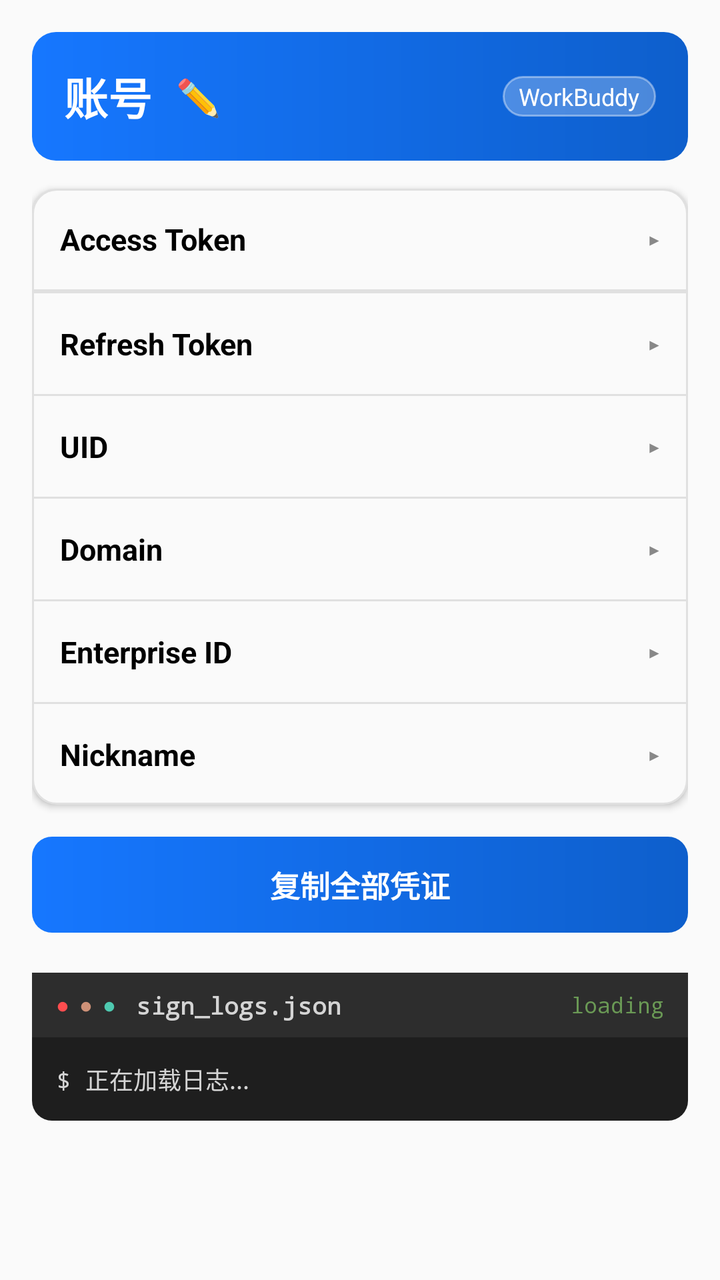
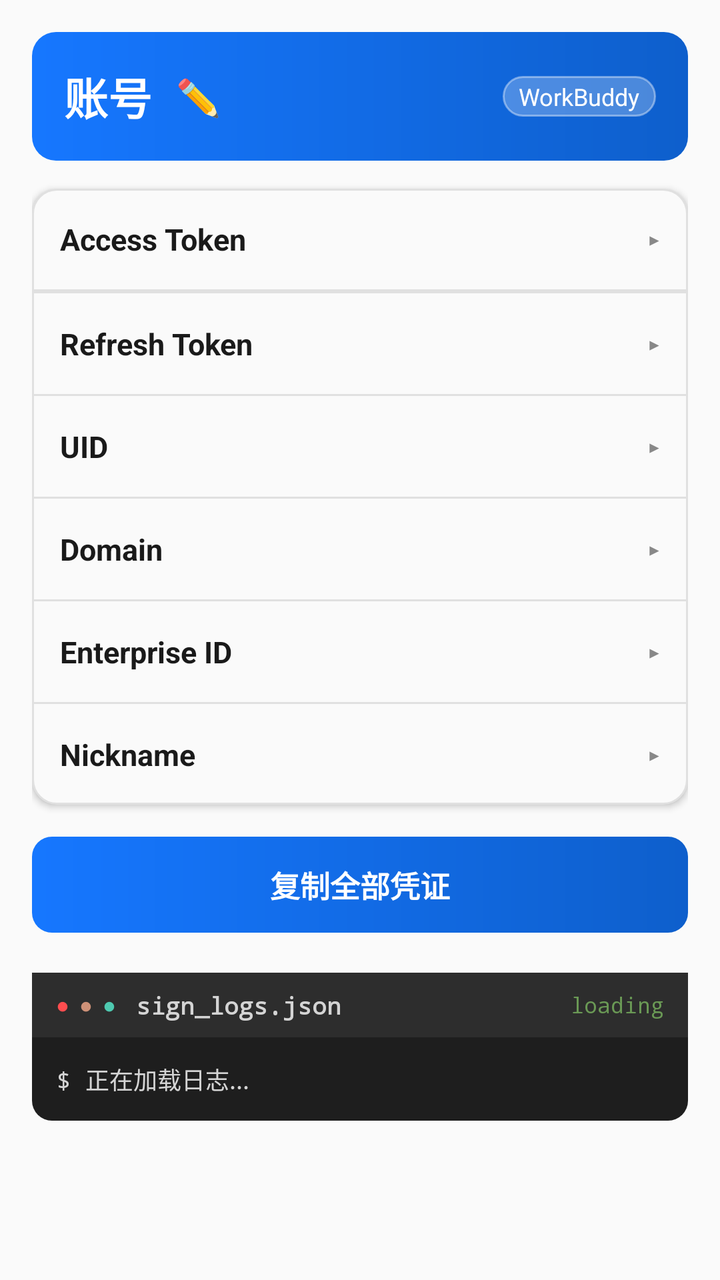

Compare the two renders of this Android layout. The source of the first and the diff that turns it into the second are given below.
<!-- AndroidManifest.xml: application theme Theme.SignApp -->
<!-- res/layout/activity_workbuddy_account_detail.xml -->
<?xml version="1.0" encoding="utf-8"?>
<ScrollView xmlns:android="http://schemas.android.com/apk/res/android"
    android:layout_width="match_parent"
    android:layout_height="match_parent"
    android:background="@color/card_bg"
    android:fillViewport="true">

    <LinearLayout
        android:layout_width="match_parent"
        android:layout_height="wrap_content"
        android:orientation="vertical"
        android:padding="16dp">

        
        <LinearLayout
            android:layout_width="match_parent"
            android:layout_height="wrap_content"
            android:orientation="horizontal"
            android:gravity="center_vertical"
            android:background="@drawable/bg_header_gradient"
            android:padding="16dp"
            android:paddingBottom="18dp">

            <TextView
                android:id="@+id/tvWbDetailLabel"
                android:layout_width="wrap_content"
                android:layout_height="wrap_content"
                android:text="账号"
                android:textColor="@color/white"
                android:textSize="22sp"
                android:textStyle="bold" />

            
            <TextView
                android:id="@+id/btnWbRenameIcon"
                android:layout_width="wrap_content"
                android:layout_height="wrap_content"
                android:layout_marginStart="8dp"
                android:padding="4dp"
                android:background="?attr/selectableItemBackgroundBorderless"
                android:text="✏️"
                android:textColor="@color/white"
                android:textSize="18sp"
                android:contentDescription="重命名账号" />

            
            <View
                android:layout_width="0dp"
                android:layout_height="1dp"
                android:layout_weight="1" />

            <TextView
                android:layout_width="wrap_content"
                android:layout_height="wrap_content"
                android:background="@drawable/bg_badge"
                android:paddingLeft="8dp"
                android:paddingRight="8dp"
                android:paddingTop="2dp"
                android:paddingBottom="2dp"
                android:text="WorkBuddy"
                android:textColor="@color/white"
                android:textSize="12sp" />
        </LinearLayout>

        
        <LinearLayout
            android:layout_width="match_parent"
            android:layout_height="wrap_content"
            android:orientation="vertical"
            android:layout_marginTop="14dp"
            android:background="@drawable/bg_card"
            android:elevation="2dp">

            
            <LinearLayout
                android:id="@+id/headerWbAccess"
                android:layout_width="match_parent"
                android:layout_height="wrap_content"
                android:orientation="horizontal"
                android:gravity="center_vertical"
                android:padding="14dp"
                android:clickable="true"
                android:focusable="true">

                <TextView
                    android:layout_width="0dp"
                    android:layout_height="wrap_content"
                    android:layout_weight="1"
                    android:text="Access Token"
                    android:textColor="@color/black"
                    android:textSize="15sp"
                    android:textStyle="bold" />

                <TextView
                    android:id="@+id/iconWbAccess"
                    android:layout_width="wrap_content"
                    android:layout_height="wrap_content"
                    android:text="▸"
                    android:textColor="@color/gray"
                    android:textSize="16sp" />
            </LinearLayout>
            <View
                android:layout_width="match_parent"
                android:layout_height="1dp"
                android:background="@color/divider" />

            <TextView
                android:id="@+id/tvWbAccessToken"
                android:layout_width="match_parent"
                android:layout_height="wrap_content"
                android:padding="14dp"
                android:background="@color/card_bg"
                android:fontFamily="monospace"
                android:gravity="center_vertical"
                android:textIsSelectable="true"
                android:textColor="@color/primary_dark"
                android:textSize="12sp"
                android:visibility="gone" />

            <View
                android:layout_width="match_parent"
                android:layout_height="1dp"
                android:background="@color/divider" />

            
            <LinearLayout
                android:id="@+id/headerWbRefresh"
                android:layout_width="match_parent"
                android:layout_height="wrap_content"
                android:orientation="horizontal"
                android:gravity="center_vertical"
                android:padding="14dp"
                android:clickable="true"
                android:focusable="true">

                <TextView
                    android:layout_width="0dp"
                    android:layout_height="wrap_content"
                    android:layout_weight="1"
                    android:text="Refresh Token"
                    android:textColor="@color/black"
                    android:textSize="15sp"
                    android:textStyle="bold" />

                <TextView
                    android:id="@+id/iconWbRefresh"
                    android:layout_width="wrap_content"
                    android:layout_height="wrap_content"
                    android:text="▸"
                    android:textColor="@color/gray"
                    android:textSize="16sp" />
            </LinearLayout>

            <TextView
                android:id="@+id/tvWbRefreshToken"
                android:layout_width="match_parent"
                android:layout_height="wrap_content"
                android:padding="14dp"
                android:background="@color/card_bg"
                android:fontFamily="monospace"
                android:gravity="center_vertical"
                android:textIsSelectable="true"
                android:textColor="@color/primary_dark"
                android:textSize="12sp"
                android:visibility="gone" />

            <View
                android:layout_width="match_parent"
                android:layout_height="1dp"
                android:background="@color/divider" />

            
            <LinearLayout
                android:id="@+id/headerWbUid"
                android:layout_width="match_parent"
                android:layout_height="wrap_content"
                android:orientation="horizontal"
                android:gravity="center_vertical"
                android:padding="14dp"
                android:clickable="true"
                android:focusable="true">

                <TextView
                    android:layout_width="0dp"
                    android:layout_height="wrap_content"
                    android:layout_weight="1"
                    android:text="UID"
                    android:textColor="@color/black"
                    android:textSize="15sp"
                    android:textStyle="bold" />

                <TextView
                    android:id="@+id/iconWbUid"
                    android:layout_width="wrap_content"
                    android:layout_height="wrap_content"
                    android:text="▸"
                    android:textColor="@color/gray"
                    android:textSize="16sp" />
            </LinearLayout>

            <TextView
                android:id="@+id/tvWbUid"
                android:layout_width="match_parent"
                android:layout_height="wrap_content"
                android:padding="14dp"
                android:background="@color/card_bg"
                android:fontFamily="monospace"
                android:gravity="center_vertical"
                android:textIsSelectable="true"
                android:textColor="@color/primary_dark"
                android:textSize="12sp"
                android:visibility="gone" />

            <View
                android:layout_width="match_parent"
                android:layout_height="1dp"
                android:background="@color/divider" />

            
            <LinearLayout
                android:id="@+id/headerWbDomain"
                android:layout_width="match_parent"
                android:layout_height="wrap_content"
                android:orientation="horizontal"
                android:gravity="center_vertical"
                android:padding="14dp"
                android:clickable="true"
                android:focusable="true">

                <TextView
                    android:layout_width="0dp"
                    android:layout_height="wrap_content"
                    android:layout_weight="1"
                    android:text="Domain"
                    android:textColor="@color/black"
                    android:textSize="15sp"
                    android:textStyle="bold" />

                <TextView
                    android:id="@+id/iconWbDomain"
                    android:layout_width="wrap_content"
                    android:layout_height="wrap_content"
                    android:text="▸"
                    android:textColor="@color/gray"
                    android:textSize="16sp" />
            </LinearLayout>

            <TextView
                android:id="@+id/tvWbDomain"
                android:layout_width="match_parent"
                android:layout_height="wrap_content"
                android:padding="14dp"
                android:background="@color/card_bg"
                android:fontFamily="monospace"
                android:gravity="center_vertical"
                android:textIsSelectable="true"
                android:textColor="@color/primary_dark"
                android:textSize="12sp"
                android:visibility="gone" />

            <View
                android:layout_width="match_parent"
                android:layout_height="1dp"
                android:background="@color/divider" />

            
            <LinearLayout
                android:id="@+id/headerWbEnterprise"
                android:layout_width="match_parent"
                android:layout_height="wrap_content"
                android:orientation="horizontal"
                android:gravity="center_vertical"
                android:padding="14dp"
                android:clickable="true"
                android:focusable="true">

                <TextView
                    android:layout_width="0dp"
                    android:layout_height="wrap_content"
                    android:layout_weight="1"
                    android:text="Enterprise ID"
                    android:textColor="@color/black"
                    android:textSize="15sp"
                    android:textStyle="bold" />

                <TextView
                    android:id="@+id/iconWbEnterprise"
                    android:layout_width="wrap_content"
                    android:layout_height="wrap_content"
                    android:text="▸"
                    android:textColor="@color/gray"
                    android:textSize="16sp" />
            </LinearLayout>

            <TextView
                android:id="@+id/tvWbEnterprise"
                android:layout_width="match_parent"
                android:layout_height="wrap_content"
                android:padding="14dp"
                android:background="@color/card_bg"
                android:fontFamily="monospace"
                android:gravity="center_vertical"
                android:textIsSelectable="true"
                android:textColor="@color/primary_dark"
                android:textSize="12sp"
                android:visibility="gone" />

            <View
                android:layout_width="match_parent"
                android:layout_height="1dp"
                android:background="@color/divider" />

            
            <LinearLayout
                android:id="@+id/headerWbNickname"
                android:layout_width="match_parent"
                android:layout_height="wrap_content"
                android:orientation="horizontal"
                android:gravity="center_vertical"
                android:padding="14dp"
                android:clickable="true"
                android:focusable="true">

                <TextView
                    android:layout_width="0dp"
                    android:layout_height="wrap_content"
                    android:layout_weight="1"
                    android:text="Nickname"
                    android:textColor="@color/black"
                    android:textSize="15sp"
                    android:textStyle="bold" />

                <TextView
                    android:id="@+id/iconWbNickname"
                    android:layout_width="wrap_content"
                    android:layout_height="wrap_content"
                    android:text="▸"
                    android:textColor="@color/gray"
                    android:textSize="16sp" />
            </LinearLayout>

            <TextView
                android:id="@+id/tvWbNickname"
                android:layout_width="match_parent"
                android:layout_height="wrap_content"
                android:padding="14dp"
                android:background="@color/card_bg"
                android:fontFamily="monospace"
                android:gravity="center_vertical"
                android:textIsSelectable="true"
                android:textColor="@color/primary_dark"
                android:textSize="12sp"
                android:visibility="gone" />
        </LinearLayout>

        
        <TextView
            android:id="@+id/btnWbCopyAll"
            android:layout_width="match_parent"
            android:layout_height="wrap_content"
            android:layout_marginTop="16dp"
            android:background="@drawable/bg_btn"
            android:gravity="center"
            android:padding="13dp"
            android:text="复制全部凭证"
            android:textColor="@color/white"
            android:textSize="15sp"
            android:textStyle="bold" />

        
        <LinearLayout
            android:layout_width="match_parent"
            android:layout_height="wrap_content"
            android:layout_marginTop="20dp"
            android:orientation="vertical"
            android:background="@drawable/bg_terminal_window">

            
            <LinearLayout
                android:layout_width="match_parent"
                android:layout_height="wrap_content"
                android:orientation="horizontal"
                android:gravity="center_vertical"
                android:background="#2D2D2D"
                android:paddingLeft="12dp"
                android:paddingRight="12dp"
                android:paddingTop="8dp"
                android:paddingBottom="8dp">

                <TextView
                    android:layout_width="wrap_content"
                    android:layout_height="wrap_content"
                    android:text="●"
                    android:textColor="@color/error_red"
                    android:textSize="11sp" />

                <TextView
                    android:layout_width="wrap_content"
                    android:layout_height="wrap_content"
                    android:layout_marginStart="5dp"
                    android:text="●"
                    android:textColor="@color/terminal_orange"
                    android:textSize="11sp" />

                <TextView
                    android:layout_width="wrap_content"
                    android:layout_height="wrap_content"
                    android:layout_marginStart="5dp"
                    android:text="●"
                    android:textColor="@color/terminal_green"
                    android:textSize="11sp" />

                <TextView
                    android:layout_width="wrap_content"
                    android:layout_height="wrap_content"
                    android:layout_marginStart="10dp"
                    android:text="sign_logs.json"
                    android:textColor="#D4D4D4"
                    android:textSize="12sp"
                    android:fontFamily="monospace"
                    android:textStyle="bold" />

                <TextView
                    android:id="@+id/tvWbLogsMode"
                    android:layout_width="0dp"
                    android:layout_height="wrap_content"
                    android:layout_weight="1"
                    android:gravity="end"
                    android:text="loading"
                    android:textColor="#6A9955"
                    android:textSize="11sp"
                    android:fontFamily="monospace" />
            </LinearLayout>

            
            <ScrollView
                android:layout_width="match_parent"
                android:layout_height="wrap_content"
                android:maxHeight="260dp">

                <TextView
                    android:id="@+id/tvWbLogs"
                    android:layout_width="match_parent"
                    android:layout_height="wrap_content"
                    android:padding="12dp"
                    android:text="$ 正在加载日志..."
                    android:textColor="@color/terminal_white"
                    android:textSize="12sp"
                    android:fontFamily="monospace"
                    android:lineSpacingExtra="4dp" />
            </ScrollView>
        </LinearLayout>
    </LinearLayout>
</ScrollView>
<!-- resources referenced by this layout -->
<resources>
  <color name="black">#000000</color>
  <color name="card_bg">#FAFAFA</color>
  <color name="divider">#E0E0E0</color>
  <color name="error_red">#FF4D4F</color>
  <color name="gray">#888888</color>
  <color name="primary_dark">#0E5FCC</color>
  <color name="terminal_green">#4EC9B0</color>
  <color name="terminal_orange">#CE9178</color>
  <color name="terminal_white">#D4D4D4</color>
  <color name="white">#FFFFFF</color>
  <!-- drawable bg_badge (drawable) -->
  <?xml version="1.0" encoding="utf-8"?>
  <shape xmlns:android="http://schemas.android.com/apk/res/android">
      <solid android:color="#40FFFFFF" />
      <corners android:radius="999dp" />
      <stroke android:width="1dp" android:color="#66FFFFFF" />
  </shape>
  <!-- drawable bg_btn (drawable) -->
  <?xml version="1.0" encoding="utf-8"?>
  <shape xmlns:android="http://schemas.android.com/apk/res/android">
      <gradient
          android:angle="0"
          android:startColor="#1677FF"
          android:endColor="#0E5FCC" />
      <corners android:radius="10dp" />
  </shape>
  <!-- drawable bg_card (drawable) -->
  <?xml version="1.0" encoding="utf-8"?>
  <shape xmlns:android="http://schemas.android.com/apk/res/android">
      <solid android:color="@color/card_bg" />
      <corners android:radius="12dp" />
      <stroke android:width="1dp" android:color="@color/divider" />
  </shape>
  <!-- drawable bg_header_gradient (drawable) -->
  <?xml version="1.0" encoding="utf-8"?>
  <shape xmlns:android="http://schemas.android.com/apk/res/android">
      <gradient
          android:angle="0"
          android:startColor="#1677FF"
          android:endColor="#0E5FCC" />
      <corners android:radius="12dp" />
  </shape>
  <!-- drawable bg_terminal_window (drawable) -->
  <?xml version="1.0" encoding="utf-8"?>
  <shape xmlns:android="http://schemas.android.com/apk/res/android"
      android:shape="rectangle">
      <solid android:color="#1E1E1E" />
      <corners android:radius="10dp" />
  </shape>
  <style name="Theme.SignApp" parent="Theme.MaterialComponents.DayNight.NoActionBar">
          <item name="colorPrimary">@color/primary</item>
          <item name="colorPrimaryVariant">@color/primary_dark</item>
          <item name="colorOnPrimary">@color/white</item>
          <item name="android:statusBarColor">@color/gradient_start</item>
          <item name="android:windowBackground">@color/white</item>
      </style>
  <color name="primary">#1677FF</color>
  <color name="gradient_start">#3B8BFF</color>
</resources>

<!-- the commit's change to res/layout/activity_workbuddy_account_detail.xml (unified diff, before → after) -->
@@ -87,7 +87,7 @@
                     android:layout_height="wrap_content"
                     android:layout_weight="1"
                     android:text="Access Token"
-                    android:textColor="@color/black"
+                    android:textColor="@color/text_primary"
                     android:textSize="15sp"
                     android:textStyle="bold" />
 
@@ -138,7 +138,7 @@
                     android:layout_height="wrap_content"
                     android:layout_weight="1"
                     android:text="Refresh Token"
-                    android:textColor="@color/black"
+                    android:textColor="@color/text_primary"
                     android:textSize="15sp"
                     android:textStyle="bold" />
 
@@ -185,7 +185,7 @@
                     android:layout_height="wrap_content"
                     android:layout_weight="1"
                     android:text="UID"
-                    android:textColor="@color/black"
+                    android:textColor="@color/text_primary"
                     android:textSize="15sp"
                     android:textStyle="bold" />
 
@@ -232,7 +232,7 @@
                     android:layout_height="wrap_content"
                     android:layout_weight="1"
                     android:text="Domain"
-                    android:textColor="@color/black"
+                    android:textColor="@color/text_primary"
                     android:textSize="15sp"
                     android:textStyle="bold" />
 
@@ -279,7 +279,7 @@
                     android:layout_height="wrap_content"
                     android:layout_weight="1"
                     android:text="Enterprise ID"
-                    android:textColor="@color/black"
+                    android:textColor="@color/text_primary"
                     android:textSize="15sp"
                     android:textStyle="bold" />
 
@@ -326,7 +326,7 @@
                     android:layout_height="wrap_content"
                     android:layout_weight="1"
                     android:text="Nickname"
-                    android:textColor="@color/black"
+                    android:textColor="@color/text_primary"
                     android:textSize="15sp"
                     android:textStyle="bold" />
 
<!-- resource entries referenced after the edit -->
@@ -1,6 +1,5 @@
 <!-- resources referenced by this layout -->
 <resources>
-  <color name="black">#000000</color>
   <color name="card_bg">#FAFAFA</color>
   <color name="divider">#E0E0E0</color>
   <color name="error_red">#FF4D4F</color>
@@ -9,6 +8,7 @@
   <color name="terminal_green">#4EC9B0</color>
   <color name="terminal_orange">#CE9178</color>
   <color name="terminal_white">#D4D4D4</color>
+  <color name="text_primary">#1A1A1A</color>
   <color name="white">#FFFFFF</color>
   <!-- drawable bg_badge (drawable) -->
   <?xml version="1.0" encoding="utf-8"?>
